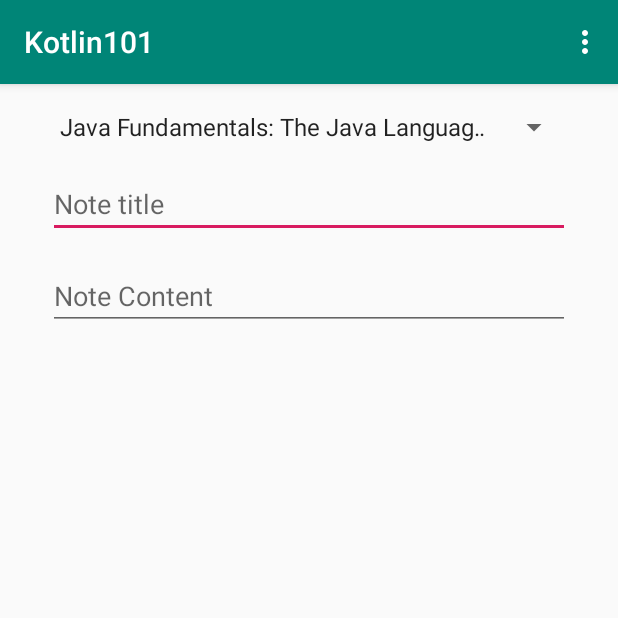
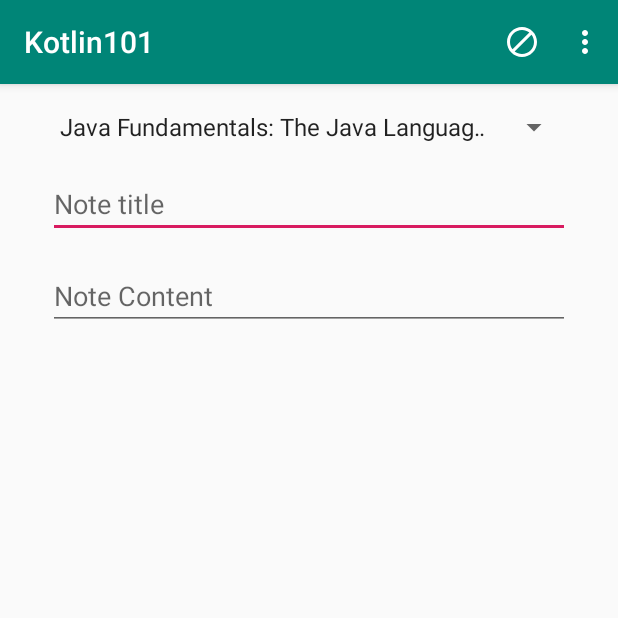
Before and after one commit to miguelrueda/kotlin101, an Android app: the screen it shows after launch (MainActivity), after a tap on an icon or button, on a phone screen of 412 x 824 dp, the top half of it. Run offline under Robolectric (Android 15) with nearby library versions, the phone set to English and light mode, and no system bars.

Commit message:
Module 6 & 7 finished

```diff
--- a/app/src/main/java/com/example/kotlin101/Constants.kt
+++ b/app/src/main/java/com/example/kotlin101/Constants.kt
@@ -1,4 +1,4 @@
 package com.example.kotlin101
 
-const val EXTRA_NOTE_POSITION = "EXTRA_NOTE_POSITION"
+const val NOTE_POSITION = "EXTRA_NOTE_POSITION"
 const val POSITION_NOT_SET = -1
--- a/app/src/main/java/com/example/kotlin101/DataManager.kt
+++ b/app/src/main/java/com/example/kotlin101/DataManager.kt
@@ -27,6 +27,9 @@ object DataManager {
     private fun initializeNotes() {
         notes.add(NoteInfo(courses.get("android_intents")!!, "My Android Intents Note", "This is an android note."))
         notes.add(NoteInfo(courses.get("java_lang")!!, "My Java Note", "This is a note."))
+        notes.add(NoteInfo(courses.get("java_lang")!!, "My Java Note 2 ", "This is a note but version 2."))
     }
 
+
+
 }
--- a/app/src/main/java/com/example/kotlin101/MainActivity.kt
+++ b/app/src/main/java/com/example/kotlin101/MainActivity.kt
@@ -23,10 +23,20 @@ class MainActivity : AppCompatActivity() {
         adapterCourses.setDropDownViewResource(android.R.layout.simple_spinner_dropdown_item)
         spinnerCourses.adapter = adapterCourses
 
-        notePosition = intent.getIntExtra(EXTRA_NOTE_POSITION, POSITION_NOT_SET)
+        notePosition = savedInstanceState?.getInt(NOTE_POSITION, POSITION_NOT_SET)   ?:
+            intent.getIntExtra(NOTE_POSITION, POSITION_NOT_SET)
 
         if (notePosition != POSITION_NOT_SET)
             displayNote()
+        else {
+            DataManager.notes.add((NoteInfo()))
+            notePosition = DataManager.notes.lastIndex
+        }
+    }
+
+    override fun onSaveInstanceState(outState: Bundle?) {
+        super.onSaveInstanceState(outState)
+        outState?.putInt(NOTE_POSITION, notePosition)
     }
 
     private fun displayNote() {
@@ -50,7 +60,41 @@ class MainActivity : AppCompatActivity() {
         // as you specify a parent activity in AndroidManifest.xml.
         return when (item.itemId) {
             R.id.action_settings -> true
+            R.id.action_next -> {
+                moveNext()
+                true
+            }
             else -> super.onOptionsItemSelected(item)
         }
     }
+
+    private fun moveNext() {
+        ++notePosition
+        displayNote()
+        invalidateOptionsMenu()
+    }
+
+    override fun onPrepareOptionsMenu(menu: Menu?): Boolean {
+        if (notePosition >= DataManager.notes.lastIndex) {
+            val menuItem = menu?.findItem(R.id.action_next)
+            if (menuItem != null) {
+                menuItem.icon = getDrawable(R.drawable.ic_block_white_24dp)
+                menuItem.isEnabled = false
+            }
+        }
+
+        return super.onPrepareOptionsMenu(menu)
+    }
+
+    override fun onPause() {
+        super.onPause()
+        saveNote()
+    }
+
+    private fun saveNote() {
+        val note = DataManager.notes[notePosition]
+        note.title = textNoteTitle.text.toString()
+        note.text = textNoteText.text.toString()
+        note.course = spinnerCourses.selectedItem as CourseInfo
+    }
 }
--- a/app/src/main/java/com/example/kotlin101/NoteKeeperData.kt
+++ b/app/src/main/java/com/example/kotlin101/NoteKeeperData.kt
@@ -8,10 +8,4 @@ data class CourseInfo (val courseId: String, val title: String) {
 
 }
 
-data class NoteInfo (var course: CourseInfo, var title: String, var text: String) {
-
-    override fun toString(): String {
-        return title
-    }
-
-}
+data class NoteInfo (var course: CourseInfo? = null, var title: String? = null, var text: String? = null)
--- a/app/src/main/java/com/example/kotlin101/NoteListActivity.kt
+++ b/app/src/main/java/com/example/kotlin101/NoteListActivity.kt
@@ -24,9 +24,14 @@ class NoteListActivity : AppCompatActivity() {
 
         listNotes.setOnItemClickListener { parent, view, position, id ->
             val activityIntent = Intent(this, MainActivity::class.java)
-            activityIntent.putExtra(EXTRA_NOTE_POSITION, position)
+            activityIntent.putExtra(NOTE_POSITION, position)
             startActivity(activityIntent)
         }
     }
 
+    override fun onResume() {
+        super.onResume()
+        (listNotes.adapter as ArrayAdapter<NoteInfo>).notifyDataSetChanged()
+    }
+
 }
--- /dev/null
+++ b/app/src/main/res/drawable/ic_block_white_24dp.xml
@@ -0,0 +1,5 @@
+<vector android:height="24dp" android:tint="#FFFFFF"
+    android:viewportHeight="24.0" android:viewportWidth="24.0"
+    android:width="24dp" xmlns:android="http://schemas.android.com/apk/res/android">
+    <path android:fillColor="#FF000000" android:pathData="M12,2C6.48,2 2,6.48 2,12s4.48,10 10,10 10,-4.48 10,-10S17.52,2 12,2zM4,12c0,-4.42 3.58,-8 8,-8 1.85,0 3.55,0.63 4.9,1.69L5.69,16.9C4.63,15.55 4,13.85 4,12zM12,20c-1.85,0 -3.55,-0.63 -4.9,-1.69L18.31,7.1C19.37,8.45 20,10.15 20,12c0,4.42 -3.58,8 -8,8z"/>
+</vector>
--- /dev/null
+++ b/app/src/main/res/drawable/ic_forward_white_24dp.xml
@@ -0,0 +1,5 @@
+<vector android:height="24dp" android:tint="#FFFFFF"
+    android:viewportHeight="24.0" android:viewportWidth="24.0"
+    android:width="24dp" xmlns:android="http://schemas.android.com/apk/res/android">
+    <path android:fillColor="#FF000000" android:pathData="M12,8V4l8,8 -8,8v-4H4V8z"/>
+</vector>
--- a/app/src/main/res/menu/menu_main.xml
+++ b/app/src/main/res/menu/menu_main.xml
@@ -2,6 +2,11 @@
     xmlns:app="http://schemas.android.com/apk/res-auto"
     xmlns:tools="http://schemas.android.com/tools"
     tools:context="com.example.kotlin101.MainActivity">
+    <item
+        android:id="@+id/action_next"
+        android:icon="@drawable/ic_forward_white_24dp"
+        android:title="Next"
+        app:showAsAction="ifRoom|withText" />
     <item
         android:id="@+id/action_settings"
         android:orderInCategory="100"
```
